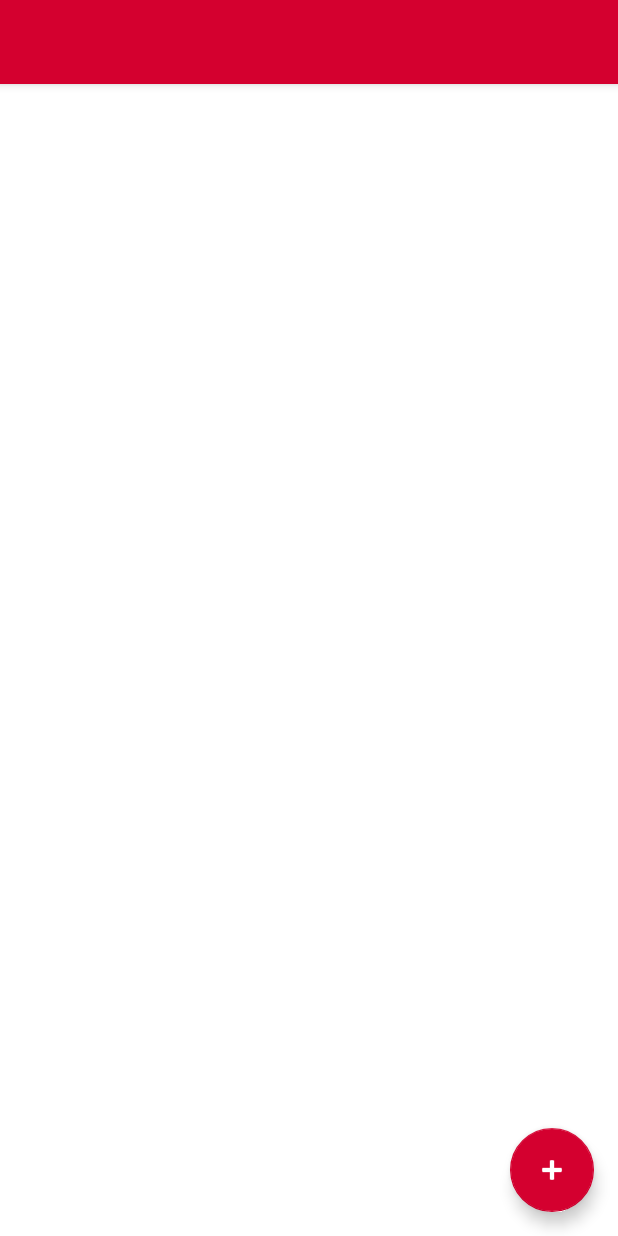
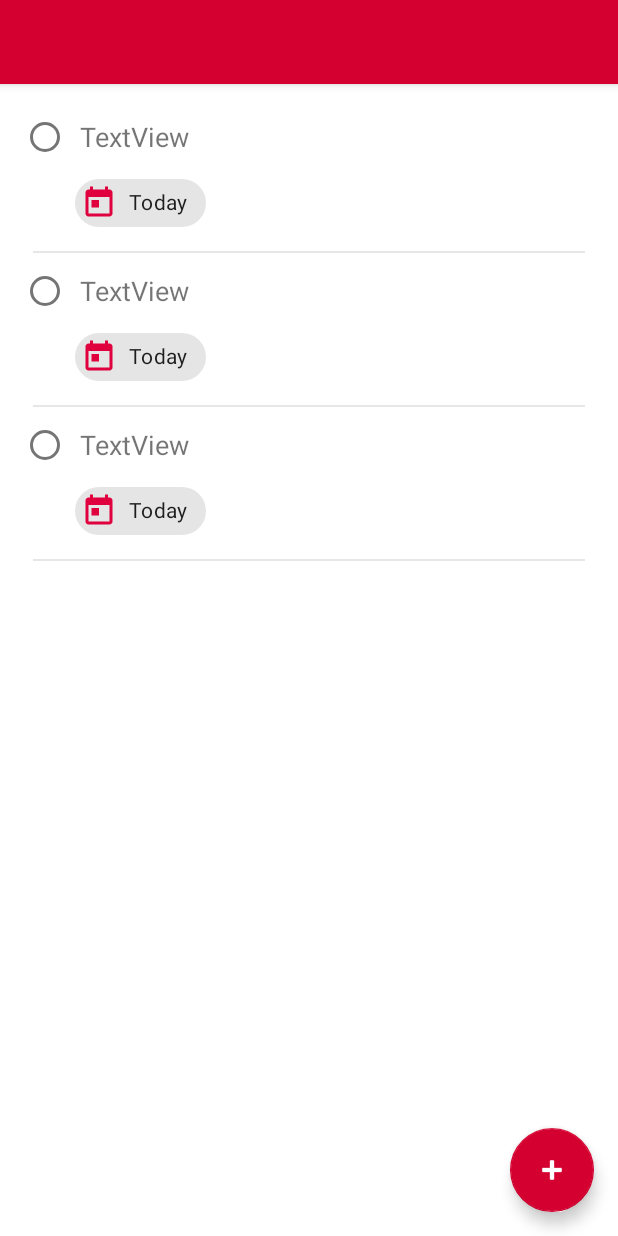
Before and after one commit to MohamedMohy9192/todoister, an Android app: the layout activity_main.xml on its own in the app's theme, with its tools: preview values and no code run, on a phone screen of 412 x 824 dp. Run offline under Robolectric (Android 15) with nearby library versions, the phone set to English and light mode, and no system bars.

```diff
--- /dev/null
+++ b/app/src/main/java/com/bawp/todoister/model/Priority.java
@@ -0,0 +1,5 @@
+package com.bawp.todoister.model;
+
+public enum Priority {
+    HIGH, MEDIUM, LOW
+}
--- a/app/src/main/res/layout/activity_main.xml
+++ b/app/src/main/res/layout/activity_main.xml
@@ -36,11 +36,12 @@
         android:layout_height="match_parent"
         android:layout_marginTop="@dimen/dimen_60"
         android:padding="@dimen/recycler_padding"
+        tools:listitem="@layout/todo_row"
         android:visibility="visible">
 
     </androidx.recyclerview.widget.RecyclerView>
 
 
-    <include layout="@layout/bottom_sheet"/>
+    <include layout="@layout/bottom_sheet" />
 
 </androidx.coordinatorlayout.widget.CoordinatorLayout>
--- a/app/src/main/res/layout/bottom_sheet.xml
+++ b/app/src/main/res/layout/bottom_sheet.xml
@@ -30,10 +30,10 @@
         android:layout_marginStart="24dp"
         android:layout_marginTop="16dp"
         android:background="@android:color/transparent"
+        android:contentDescription="@string/image_description"
         app:layout_constraintStart_toEndOf="@+id/today_calendar_button"
         app:layout_constraintTop_toBottomOf="@+id/enter_todo_et"
-        app:srcCompat="@drawable/ic_baseline_outlined_flag_24"
-        android:contentDescription="@string/image_description" />
+        app:srcCompat="@drawable/ic_baseline_outlined_flag_24" />
 
     <ImageButton
         android:id="@+id/save_todo_button"
@@ -41,9 +41,9 @@
         android:layout_height="72dp"
         android:layout_marginTop="16dp"
         android:background="@android:color/transparent"
+        android:contentDescription="TODO"
         android:scaleX="0.4"
         android:scaleY="0.4"
-        android:contentDescription="TODO"
         app:layout_constraintEnd_toEndOf="parent"
         app:layout_constraintHorizontal_bias="0.843"
         app:layout_constraintStart_toEndOf="@+id/priority_todo_button"
@@ -55,9 +55,9 @@
         android:layout_width="74dp"
         android:layout_height="48dp"
         android:layout_marginStart="16dp"
-        android:contentDescription="@string/image_description"
         android:layout_marginTop="16dp"
         android:background="@android:color/transparent"
+        android:contentDescription="@string/image_description"
         app:layout_constraintStart_toStartOf="parent"
         app:layout_constraintTop_toBottomOf="@+id/enter_todo_et"
         app:srcCompat="@drawable/ic_baseline_calendar_today_24" />
--- a/app/src/main/res/layout/todo_row.xml
+++ b/app/src/main/res/layout/todo_row.xml
@@ -20,7 +20,7 @@
         android:id="@+id/todo_row_todo"
         android:layout_width="0dp"
         android:layout_height="wrap_content"
-        android:text="TextView"
+        tools:text="TextView"
         android:textSize="18sp"
         app:layout_constraintBottom_toBottomOf="@+id/todo_row_chip"
         app:layout_constraintEnd_toEndOf="parent"
@@ -39,7 +39,7 @@
         app:layout_constraintStart_toStartOf="parent"
         app:layout_constraintTop_toBottomOf="@+id/todo_radio_button" />
 
-    <LinearLayout
+    <View
         android:layout_width="match_parent"
         android:layout_height="1dp"
         android:layout_marginStart="16dp"
@@ -50,6 +50,6 @@
         android:orientation="horizontal"
         app:layout_constraintEnd_toEndOf="parent"
         app:layout_constraintStart_toStartOf="parent"
-        app:layout_constraintTop_toBottomOf="@+id/todo_row_chip"></LinearLayout>
+        app:layout_constraintTop_toBottomOf="@+id/todo_row_chip" />
 
 </androidx.constraintlayout.widget.ConstraintLayout>
```
Also changed, not shown: app/src/main/java/com/bawp/todoister/model/Task.java (added, +92 -0 lines).
